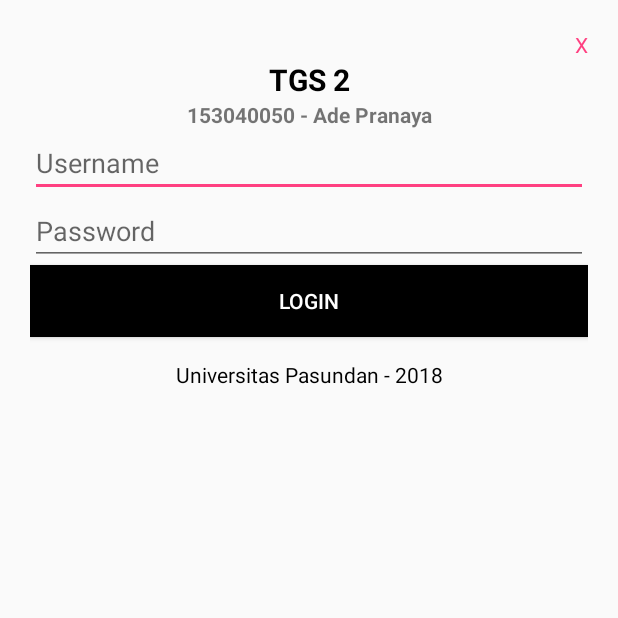
After one commit to Eidith15/NIMOCAPP, an Android app: the SignInActivity screen opened directly, with no data from a screen before it, on a phone screen of 412 x 824 dp, the top half of it. The commit adds this screen. Run offline under Robolectric (Android 15) with nearby library versions, the phone set to English and light mode, and no system bars.

Commit message:
penyatuan project

```diff
--- a/app/build.gradle
+++ b/app/build.gradle
@@ -28,6 +28,9 @@ dependencies {
     androidTestImplementation 'com.android.support.test:runner:1.0.1'
     androidTestImplementation 'com.android.support.test.espresso:espresso-core:3.0.1'
 
+    //material dialog
+    implementation 'com.afollestad.material-dialogs:core:0.9.6.0'
+
 
     //MPAndroidChart
     implementation 'com.github.PhilJay:MPAndroidChart:v3.0.3'
--- /dev/null
+++ b/app/src/main/java/com/example/depran/nimoc/SignInActivity.java
@@ -0,0 +1,41 @@
+
+package com.example.depran.nimoc;
+
+import android.content.Intent;
+import android.os.Bundle;
+import android.support.v7.app.AppCompatActivity;
+import android.view.View;
+import android.view.Window;
+import android.view.WindowManager;
+import android.widget.EditText;
+import android.widget.Toast;
+
+public class SignInActivity extends AppCompatActivity {
+    EditText us, pass;
+
+    @Override
+    protected void onCreate(Bundle savedInstanceState) {
+        super.onCreate(savedInstanceState);
+        //hide status bar
+        requestWindowFeature(Window.FEATURE_NO_TITLE);
+        getWindow().setFlags(WindowManager.LayoutParams.FLAG_FULLSCREEN, WindowManager.LayoutParams.FLAG_FULLSCREEN);
+
+        setContentView(R.layout.activity_sign_in);
+
+        us = findViewById(R.id.username);
+        pass = findViewById(R.id.password);
+        findViewById(R.id.btnSignIn).setOnClickListener(new View.OnClickListener() {
+            @Override
+            public void onClick(View view) {
+                String user = us.getText().toString().trim();
+                String pswd = pass.getText().toString().trim();
+                if (user.equalsIgnoreCase("153040050") && pswd.equalsIgnoreCase("ade pranaya")) {
+                    Session.createSignInSession(SignInActivity.this, user);
+                    startActivity(new Intent(SignInActivity.this, DashboardBukuActivity.class));
+                    finish();
+                } else {
+                    Toast.makeText(SignInActivity.this, "user invalid", Toast.LENGTH_SHORT).show();
+                }
+            }        });
+    }
+}
--- /dev/null
+++ b/app/src/main/res/layout/activity_sign_in.xml
@@ -0,0 +1,74 @@
+<?xml version="1.0" encoding="utf-8"?>
+<LinearLayout xmlns:android="http://schemas.android.com/apk/res/android"
+    xmlns:app="http://schemas.android.com/apk/res-auto"
+    xmlns:tools="http://schemas.android.com/tools"
+    android:layout_width="match_parent"
+    android:layout_height="match_parent"
+    android:orientation="vertical"
+    tools:context=".SignInActivity">
+
+
+    <LinearLayout
+        android:layout_width="match_parent"
+        android:layout_height="wrap_content"
+        android:orientation="vertical"
+        android:padding="20dp">
+
+        <LinearLayout
+            android:layout_width="match_parent"
+            android:layout_height="wrap_content"
+            android:orientation="vertical">
+            <TextView
+                android:layout_width="match_parent"
+                android:layout_height="wrap_content"
+                android:text="X"
+                android:textColor="@color/colorAccent"
+                android:textAlignment="viewEnd"/>
+            <TextView
+                android:layout_width="match_parent"
+                android:layout_height="wrap_content"
+                android:text="TGS 2"
+                android:textAlignment="center"
+                android:textColor="@android:color/black"
+                android:textSize="20sp"
+                android:textStyle="bold" />
+
+            <TextView
+                android:layout_width="match_parent"
+                android:layout_height="wrap_content"
+                android:text="153040050 - Ade Pranaya"
+                android:textAlignment="center"
+                android:textStyle="bold" />
+        </LinearLayout>
+
+        <EditText
+            android:id="@+id/username"
+            android:layout_width="match_parent"
+            android:layout_height="wrap_content"
+            android:inputType="number"
+            android:hint="@string/username" />
+
+        <EditText
+            android:id="@+id/password"
+            android:layout_width="match_parent"
+            android:layout_height="wrap_content"
+            android:inputType="textPassword"
+            android:hint="@string/password"/>
+
+        <Button
+            android:id="@+id/btnSignIn"
+            android:layout_width="match_parent"
+            android:layout_height="wrap_content"
+            android:background="@android:color/black"
+            android:text="@string/login"
+            android:textColor="@android:color/white" />
+
+        <TextView
+            android:padding="@dimen/p_edit_text"
+            android:layout_width="match_parent"
+            android:layout_height="wrap_content"
+            android:text="@string/unpas"
+            android:textAlignment="center"
+            android:textColor="@android:color/black" />
+    </LinearLayout>
+</LinearLayout>
--- a/app/src/main/res/menu/activity_dashboard_buku_drawer.xml
+++ b/app/src/main/res/menu/activity_dashboard_buku_drawer.xml
@@ -29,9 +29,8 @@
                 android:icon="@drawable/ic_menu_share"
                 android:title="Share" />
             <item
-                android:id="@+id/nav_send"
-                android:icon="@drawable/ic_menu_send"
-                android:title="Send" />
+                android:id="@+id/logout"
+                android:title="logout" />
         </menu>
     </item>
 
--- a/app/src/main/res/values/dimens.xml
+++ b/app/src/main/res/values/dimens.xml
@@ -5,4 +5,7 @@
     <dimen name="nav_header_vertical_spacing">8dp</dimen>
     <dimen name="nav_header_height">176dp</dimen>
     <dimen name="fab_margin">16dp</dimen>
+    <dimen name="list_item_height">68dp</dimen>
+    <dimen name="p_edit_text">15dp</dimen>
+    <dimen name="jarak_input">5dp</dimen>
 </resources>
--- a/app/src/main/res/values/styles.xml
+++ b/app/src/main/res/values/styles.xml
@@ -17,4 +17,11 @@
 
     <style name="AppTheme.PopupOverlay" parent="ThemeOverlay.AppCompat.Light" />
 
+    <style name="LoginTheme" parent="Theme.AppCompat.Light.NoActionBar">
+        <!-- Customize your theme here. -->
+        <item name="colorPrimary">@color/colorPrimary</item>
+        <item name="colorPrimaryDark">@color/colorAccent</item>
+        <item name="colorAccent">@color/colorAccent</item>
+    </style>
+
 </resources>
```
Also changed, not shown: app/src/main/AndroidManifest.xml (+11 -2 lines), app/src/main/java/com/example/depran/nimoc/DashboardBukuActivity.java (+30 -10 lines), app/src/main/java/com/example/depran/nimoc/Session.java (added, +27 -0 lines), app/src/main/java/com/example/depran/nimoc/SplashScreenActivity.java (added, +46 -0 lines), app/src/main/res/layout/activity_splash_screen.xml (added, +27 -0 lines), app/src/main/res/layout/app_bar_dashboard_buku.xml (+1 -9 lines), app/src/main/res/values/strings.xml (+18 -0 lines), app/src/main/res/drawable-hdpi/logo_nimoc_black.png (added), app/src/main/res/drawable-ldpi/logo_nimoc_black.png (added), app/src/main/res/drawable-mdpi/logo_nimoc_black.png (added), app/src/main/res/drawable-xhdpi/logo_nimoc_black.png (added).
